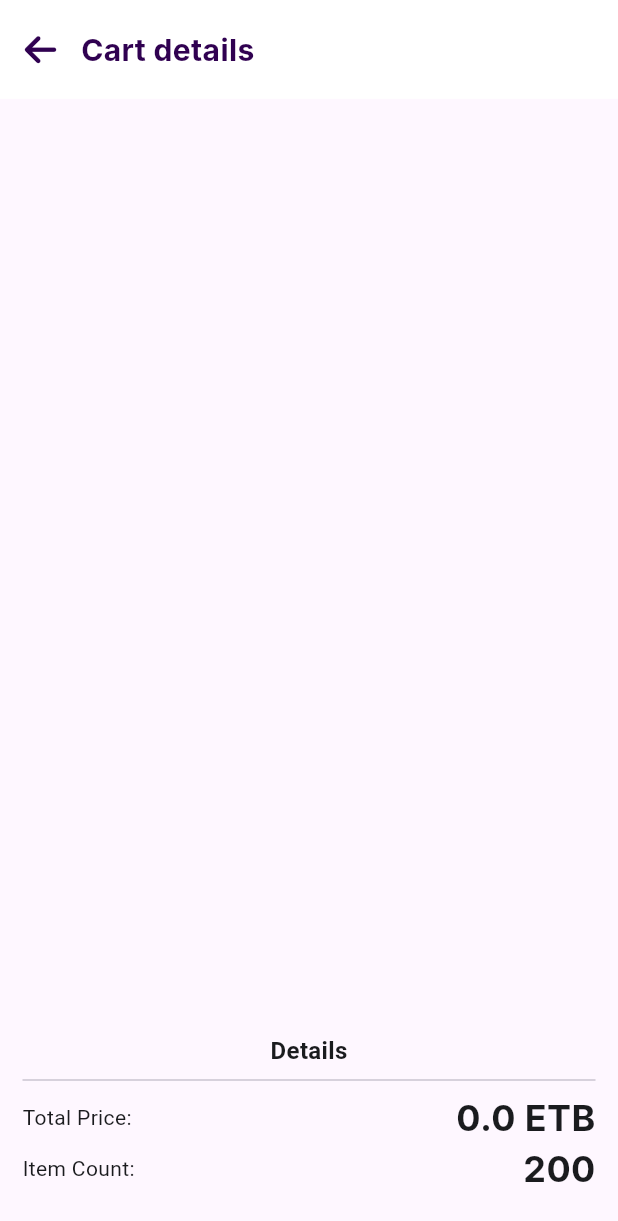
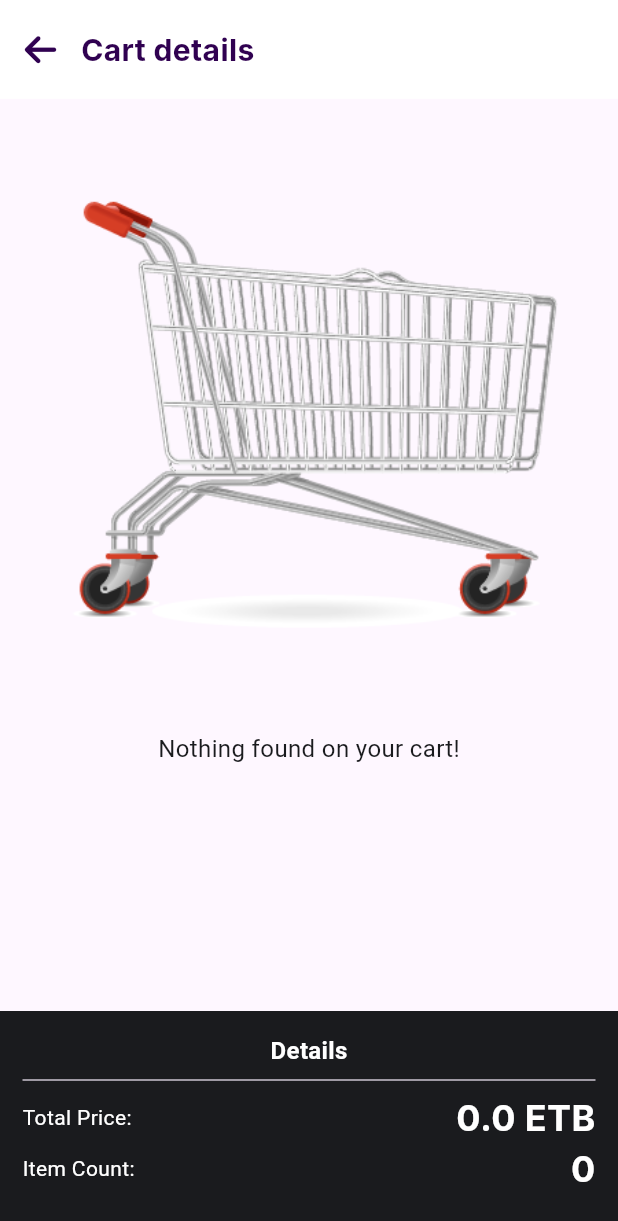
Before and after one commit to Ebenezerkifle/marchant, a Flutter app: the CartView screen opened by its route, on a phone screen of 412 x 824 dp. Shown: the top 1221 px of the screen. Run offline on Flutter 3.47's test engine with Material 3 defaults, Android fonts, the light colour scheme and no system bars; our stand-ins replace font_awesome_flutter, shared_preferences, stacked, stacked_services, stacked_shared; accounts and stored records are empty; Roboto replaces fonts that are missing (Inter).

Commit message:
cart is impelemented well

```diff
--- /dev/null
+++ b/lib/models/cart_model.dart
@@ -0,0 +1,10 @@
+import 'package:marchant/models/product_model.dart';
+
+class CartModel {
+  String? id;
+  ProductModel? product;
+  num? count;
+  num? totalPrice;
+
+  CartModel({this.id, this.product, this.count, this.totalPrice});
+}
--- a/lib/services/state_service/cart_state_service.dart
+++ b/lib/services/state_service/cart_state_service.dart
@@ -1,4 +1,4 @@
-import 'package:marchant/models/product_model.dart';
+import 'package:marchant/models/cart_model.dart';
 import 'package:stacked/stacked.dart';
 
 class CartStateService with ListenableServiceMixin {
@@ -6,23 +6,43 @@ class CartStateService with ListenableServiceMixin {
     listenToReactiveValues([]);
   }
 
-  final _cartItems = ReactiveValue<Map<String, ProductModel>>({});
-  Map<String, ProductModel> get cartItems => _cartItems.value;
+  final _cartItems = ReactiveValue<Map<String, CartModel>>({});
+  Map<String, CartModel> get cartItems => _cartItems.value;
 
   final _totalPrice = ReactiveValue<double>(0.0);
   double get totalPrice => _totalPrice.value;
 
-  addToCart(ProductModel product) {
-    _cartItems.value[product.id ?? ''] = product;
+  final _totalCount = ReactiveValue<num>(0);
+  num get totalCount => _totalCount.value;
+
+  addToCart(CartModel cart) {
+    _cartItems.value[cart.id ?? ''] = cart;
     notifyListeners();
     _totalPriceCalculator();
   }
 
+  removeFromCart(String itemKey) {
+    if (_cartItems.value.containsKey(itemKey)) {
+      _cartItems.value.remove(itemKey);
+      notifyListeners();
+      _totalPriceCalculator();
+    }
+  }
+
   _totalPriceCalculator() {
     _totalPrice.value = 0;
+    _totalCount.value = 0;
     for (var element in _cartItems.value.values) {
-      _totalPrice.value += element.price ?? 0;
+      _totalPrice.value += element.totalPrice ?? 0;
+      _totalCount.value += element.count ?? 0;
     }
     notifyListeners();
   }
+
+  getCartItemById(String id) {
+    if (_cartItems.value.containsKey(id)) {
+      return _cartItems.value[id];
+    }
+    return null;
+  }
 }
--- a/lib/ui/bottom_sheets/cart/cart_sheet.dart
+++ b/lib/ui/bottom_sheets/cart/cart_sheet.dart
@@ -54,8 +54,8 @@ class CartSheet extends StackedView<CartSheetModel> {
             ),
             verticalSpaceMiddle,
             CartCalculator(
-              controller: viewModel.controller,
-              onChange: (count) => viewModel.onChange(),
+              onChange: (count) => viewModel.onChange(count),
+              initialCount: viewModel.count.toString(),
             ),
             verticalSpaceMiddle,
             Row(
@@ -89,7 +89,7 @@ class CartSheet extends StackedView<CartSheetModel> {
                   onTap: () => completer!(
                     SheetResponse(
                       confirmed: true,
-                      data: null,
+                      data: viewModel.getCartObject(),
                     ),
                   ),
                   width: MediaQuery.of(context).size.width * .4,
--- a/lib/ui/views/home/cart/cart_view.dart
+++ b/lib/ui/views/home/cart/cart_view.dart
@@ -1,10 +1,12 @@
 import 'package:flutter/material.dart';
+import 'package:font_awesome_flutter/font_awesome_flutter.dart';
 import 'package:marchant/ui/common/app_colors.dart';
 import 'package:marchant/ui/common/app_text_style.dart';
 import 'package:marchant/ui/common/ui_helpers.dart';
 import 'package:marchant/ui/views/widgets/custome_app_bar.dart';
-import 'package:marchant/ui/views/widgets/custome_button.dart';
 import 'package:marchant/ui/views/widgets/custome_list_tile.dart';
+import 'package:marchant/ui/views/widgets/image_builder.dart';
+import 'package:marchant/ui/widgets/cart_calculator/cart_calculator.dart';
 import 'package:stacked/stacked.dart';
 
 import 'cart_viewmodel.dart';
@@ -24,27 +26,98 @@ class CartView extends StackedView<CartViewModel> {
           child: Column(
             children: [
               CustomeAppBar(title: 'Cart details'),
-              Padding(
-                padding: const EdgeInsets.symmetric(horizontal: middleSize),
+              viewModel.cartItems.isEmpty
+                  ? Center(
                       child: Column(
-                    children: viewModel.cartItems.values
+                        children: [
+                          ImageBuilder(
+                            image: 'assets/images/empty_cart.png',
+                            height: screenWidth(context),
+                          ),
+                          verticalSpaceSmall,
+                          const Text(
+                            'Nothing found on your cart!',
+                            style: AppTextStyle.h3Normal,
+                          )
+                        ],
+                      ),
+                    )
+                  : Expanded(
+                      child: SingleChildScrollView(
+                        child: Padding(
+                          padding: const EdgeInsets.symmetric(
+                              horizontal: middleSize),
+                          child: Column(
+                            children: [
+                              verticalSpaceMiddle,
+                              Column(
+                                  children: viewModel.cartItems.entries
                                       .map(
                                         (value) => Padding(
-                            padding:
-                                const EdgeInsets.symmetric(vertical: smallSize),
+                                          padding: const EdgeInsets.symmetric(
+                                              vertical: smallSize),
                                           child: CustomeListTile(
-                              title: value.title ?? '',
-                              imageUrl: (value.images != null &&
-                                      value.images!.isNotEmpty)
-                                  ? value.images!.first
+                                            title: value.value.product!.title ??
+                                                '',
+                                            description: value
+                                                .value.product?.description,
+                                            imageUrl:
+                                                (value.value.product!.images !=
+                                                            null &&
+                                                        value.value.product!
+                                                            .images!.isNotEmpty)
+                                                    ? value.value.product!
+                                                        .images!.first
                                                     : '',
-                              price: value.price ?? 0,
+                                            price: value.value.totalPrice ?? 0,
                                             noPrice: false,
                                             onTap: () {},
+                                            stackWidget: Positioned(
+                                              top: tinySize,
+                                              right: tinySize,
+                                              child: GestureDetector(
+                                                onTap: () => viewModel
+                                                    .onRemove(value.key),
+                                                child: const Icon(
+                                                  FontAwesomeIcons.circleXmark,
+                                                  color: kcPrimaryColorDark,
+                                                ),
+                                              ),
+                                            ),
+                                            engagingWidget: Padding(
+                                              padding: const EdgeInsets.only(
+                                                  top: smallSize),
+                                              child: Row(
+                                                mainAxisAlignment:
+                                                    MainAxisAlignment
+                                                        .spaceBetween,
+                                                children: [
+                                                  Text(
+                                                    '${value.value.count} Items',
+                                                    style:
+                                                        AppTextStyle.thinSmall,
+                                                  ),
+                                                  CartCalculator(
+                                                    initialCount: value
+                                                        .value.count
+                                                        .toString(),
+                                                    onChange: (count) =>
+                                                        viewModel.onChange(
+                                                            count ?? '1',
+                                                            value.key),
+                                                  ),
+                                                ],
+                                              ),
+                                            ),
                                           ),
                                         ),
                                       )
                                       .toList()),
+                              verticalSpaceLarge,
+                            ],
+                          ),
+                        ),
+                      ),
                     ),
             ],
           ),
@@ -52,19 +125,23 @@ class CartView extends StackedView<CartViewModel> {
         bottomNavigationBar: Container(
           height: 150,
           width: screenWidth(context),
+          color: kcDarkGreyColor,
           padding: const EdgeInsets.symmetric(
             vertical: middleSize,
             horizontal: middleSize,
           ),
           child: Column(
             children: [
-              const Text(
+              Text(
                 'Details',
+                style: AppTextStyle.withColor(
+                  color: kcWhite,
                   style: AppTextStyle.h3Bold,
+                ),
               ),
               const Divider(),
               _details('Total Price', '${viewModel.totalPrice} ETB'),
-              _details('Item Count', '200'),
+              _details('Item Count', '${viewModel.totalCount}'),
             ],
           ),
         ));
@@ -76,11 +153,17 @@ class CartView extends StackedView<CartViewModel> {
       children: [
         Text(
           '$title:',
+          style: AppTextStyle.withColor(
+            color: kcWhite,
             style: AppTextStyle.h4Normal,
+          ),
         ),
         Text(
           value,
+          style: AppTextStyle.withColor(
+            color: kcWhite,
             style: AppTextStyle.big,
+          ),
         )
       ],
     );
--- a/lib/ui/views/home/cart/cart_viewmodel.dart
+++ b/lib/ui/views/home/cart/cart_viewmodel.dart
@@ -1,5 +1,6 @@
+import 'package:flutter/material.dart';
 import 'package:marchant/app/app.locator.dart';
-import 'package:marchant/models/product_model.dart';
+import 'package:marchant/models/cart_model.dart';
 import 'package:marchant/services/state_service/cart_state_service.dart';
 import 'package:stacked/stacked.dart';
 
@@ -8,6 +9,29 @@ class CartViewModel extends ReactiveViewModel {
   @override
   List<ListenableServiceMixin> get listenableServices => [_cartService];
 
-  Map<String, ProductModel> get cartItems => _cartService.cartItems;
+  CartViewModel() {
+    // text editing controllers.
+    for (var ele in cartItems.keys) {
+      controllers[ele] = TextEditingController();
+    }
+  }
+
+  Map<String, TextEditingController> controllers = {};
+  Map<String, CartModel> get cartItems => _cartService.cartItems;
   double get totalPrice => _cartService.totalPrice;
+  num get totalCount => _cartService.totalCount;
+
+  onChange(String count, String cartKey) {
+    //
+    CartModel cartItem = cartItems[cartKey] ?? CartModel();
+    num itemCount = num.parse(count);
+    cartItem.count = itemCount;
+    cartItem.totalPrice = itemCount * (cartItem.product?.price ?? 0);
+    _cartService.addToCart(cartItem);
+  }
+
+  onRemove(String cartKey) {
+    // on remove.
+    _cartService.removeFromCart(cartKey);
+  }
 }
--- a/lib/ui/views/home/home_viewmodel.dart
+++ b/lib/ui/views/home/home_viewmodel.dart
@@ -1,6 +1,7 @@
 import 'package:flutter/material.dart';
 import 'package:marchant/app/app.locator.dart';
 import 'package:marchant/app/app.router.dart';
+import 'package:marchant/models/cart_model.dart';
 import 'package:marchant/models/product_model.dart';
 import 'package:marchant/services/state_service/cart_state_service.dart';
 import 'package:marchant/services/state_service/product_state_service.dart';
@@ -24,7 +25,7 @@ class HomeViewModel extends ReactiveViewModel {
 
   Map<String, ProductModel> get products => _productState.products;
 
-  Map<String, ProductModel> get cartItems => _cartState.cartItems;
+  Map<String, CartModel> get cartItems => _cartState.cartItems;
 
   onSelected(var key) => _productState.onCategorySelected(key);
   get selected => _productState.selected;
--- a/lib/ui/widgets/cart_calculator/cart_calculator.dart
+++ b/lib/ui/widgets/cart_calculator/cart_calculator.dart
@@ -8,13 +8,9 @@ import 'package:stacked/stacked.dart';
 import 'cart_calculator_model.dart';
 
 class CartCalculator extends StackedView<CartCalculatorModel> {
-  const CartCalculator({
-    super.key,
-    required this.controller,
-    required this.onChange,
-  });
-  final TextEditingController controller;
+  const CartCalculator({super.key, required this.onChange, this.initialCount});
   final Function(String?) onChange;
+  final String? initialCount;
 
   @override
   Widget builder(
@@ -63,5 +59,5 @@ class CartCalculator extends StackedView<CartCalculatorModel> {
   CartCalculatorModel viewModelBuilder(
     BuildContext context,
   ) =>
-      CartCalculatorModel(controller: controller, onchange: onChange);
+      CartCalculatorModel(initialCount, onchange: onChange);
 }
--- a/lib/ui/widgets/cart_calculator/cart_calculator_model.dart
+++ b/lib/ui/widgets/cart_calculator/cart_calculator_model.dart
@@ -4,10 +4,13 @@ import 'package:stacked/stacked.dart';
 class CartCalculatorModel extends BaseViewModel {
   TextEditingController controller = TextEditingController();
   Function(String?) onchange;
-  CartCalculatorModel({
-    required this.controller,
+  CartCalculatorModel(
+    String? initialCount, {
     required this.onchange,
-  });
+  }) {
+    controller.text = initialCount ?? '1';
+    notifyListeners();
+  }
 
   add() {
     num count = num.parse(controller.text);
```
Also changed, not shown: lib/ui/bottom_sheets/cart/cart_sheet_model.dart (+29 -8 lines), lib/ui/views/home/product_detail/product_detail_viewmodel.dart (+11 -13 lines), assets/images/empty_cart.png (added). Lines whose indentation alone changed are shown as unchanged.
